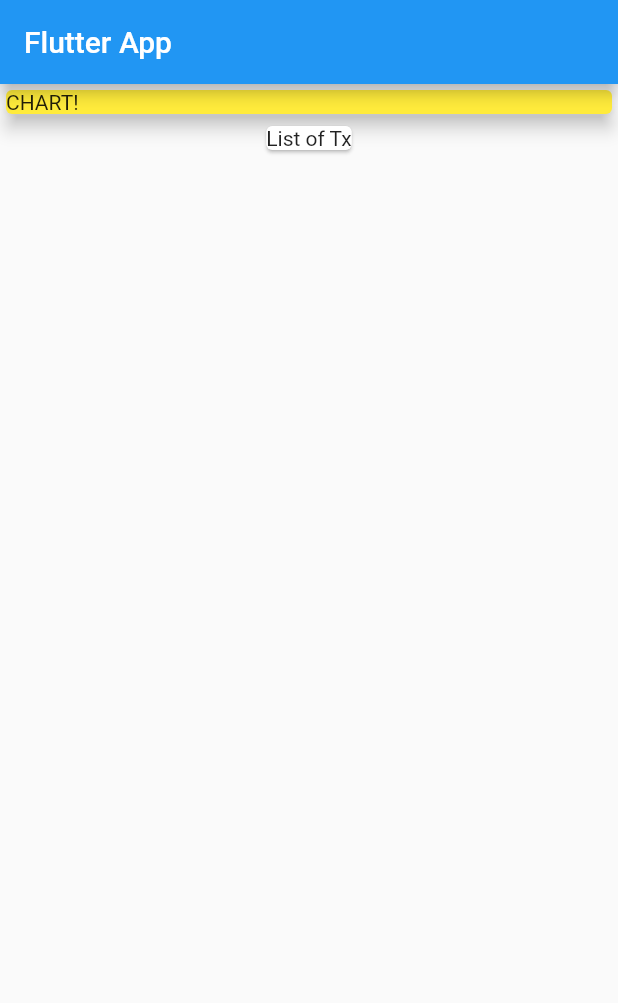
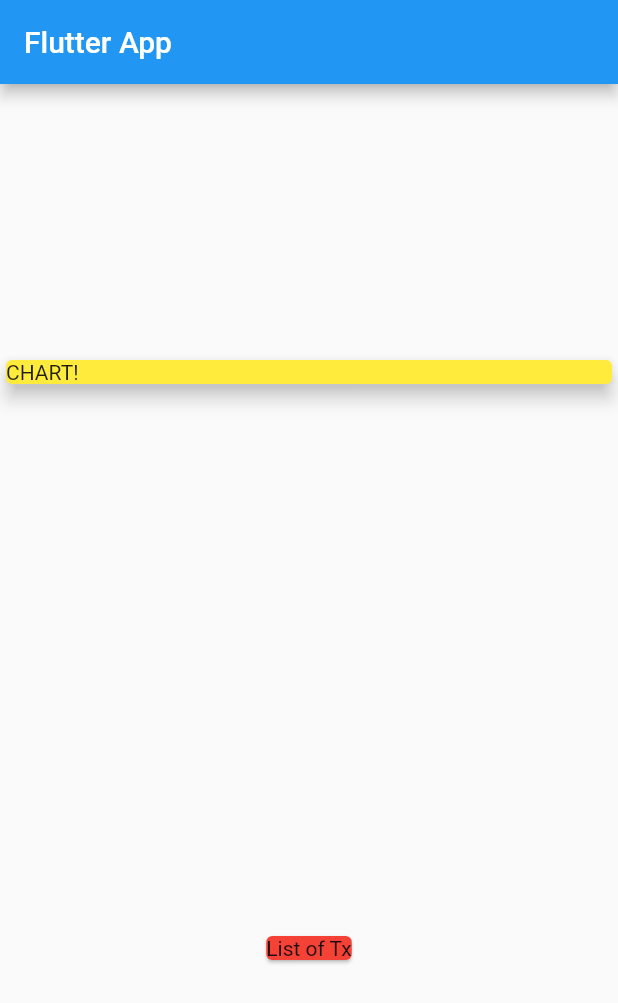
Before and after one commit to Rakesh-swain/Personal_Expenses_App, a Flutter app: the screen it shows after launch, on a phone screen of 412 x 824 dp. Shown: the top 1003 px of the screen. Run offline on Flutter 3.47's test engine with Material 2 defaults, Android fonts, the phone set to English and light mode, and no system bars.

Commit message:
add axisalignment in column

```diff
--- a/lib/main.dart
+++ b/lib/main.dart
@@ -22,15 +22,10 @@ class MyHomePage extends StatelessWidget {
         title: const Text('Flutter App'),
       ),
       // ignore: prefer_const_literals_to_create_immutables
-      body: Column(children: [
-        // Card(
-        //   child: Container(
-        //     color: Colors.yellow,
-        //     width: double.infinity,
-        //     child: const Text("CHART!"),
-        //   ),
-        //   elevation: 5,
-        // ),
+      body: Column(
+          mainAxisAlignment: MainAxisAlignment.spaceAround,
+          crossAxisAlignment: CrossAxisAlignment.center,
+          children: [
             Container(
               width: double.infinity,
               child: const Card(
@@ -39,8 +34,8 @@ class MyHomePage extends StatelessWidget {
                 elevation: 5,
               ),
             ),
-
             const Card(
+              color: Colors.red,
               child: Text("List of Tx"),
             ),
           ]),
```
Lines whose indentation alone changed are shown as unchanged.
